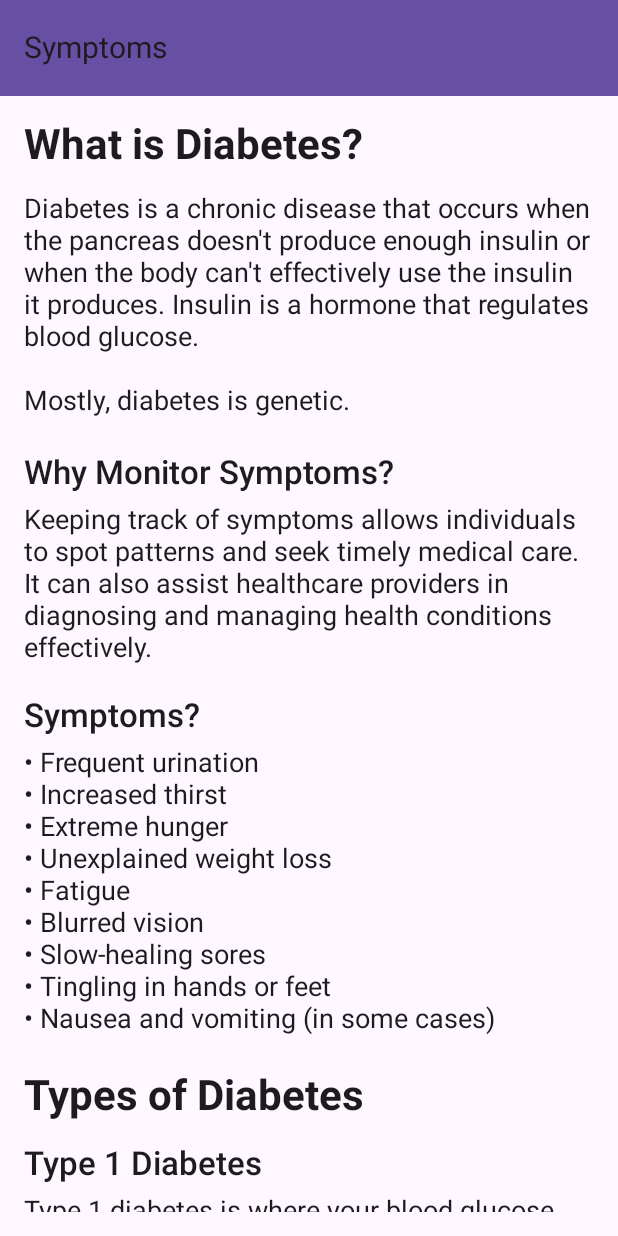
After one commit to kumarharsh3747/SugarCare, an Android app built with Jetpack Compose: the Symptoms screen opened through its navigation route, on a phone screen of 412 x 824 dp. The commit adds this screen. Run offline under Robolectric (Android 15) with nearby library versions, the phone set to English and light mode, and no system bars.

Commit message:
version 3.0.0

```diff
--- a/app/src/main/java/com/example/sugarfree/MainActivity.kt
+++ b/app/src/main/java/com/example/sugarfree/MainActivity.kt
@@ -35,6 +35,13 @@ class MainActivity : ComponentActivity() {
                 composable("fruitlist") {
                     Home2(navController)
                 }
+                composable("healthMonitor") {
+                    HealthMonitor(navController)
+                }
+                composable("symptoms") {
+                    Symptoms()
+                }
+
             }
         }
     }
--- /dev/null
+++ b/app/src/main/java/com/example/sugarfree/Symptoms.kt
@@ -0,0 +1,216 @@
+package com.example.sugarfree
+
+import android.content.Intent
+import android.net.Uri // Add this import for Uri
+import androidx.compose.foundation.layout.*
+import androidx.compose.foundation.rememberScrollState
+import androidx.compose.foundation.text.ClickableText
+import androidx.compose.foundation.verticalScroll
+import androidx.compose.material3.*
+import androidx.compose.runtime.Composable
+import androidx.compose.ui.Modifier
+import androidx.compose.ui.platform.LocalContext
+import androidx.compose.ui.text.AnnotatedString
+import androidx.compose.ui.text.font.FontWeight
+import androidx.compose.ui.tooling.preview.Preview
+import androidx.compose.ui.unit.dp
+import androidx.compose.ui.unit.sp
+
+@OptIn(ExperimentalMaterial3Api::class)
+@Composable
+fun Symptoms() {
+    val context = LocalContext.current // Get the context to use for launching intents
+
+    Scaffold(
+        topBar = {
+            TopAppBar(
+                title = { Text(text = "Symptoms", fontSize = 20.sp) },
+                colors = TopAppBarDefaults.smallTopAppBarColors(
+                    containerColor = MaterialTheme.colorScheme.primary
+                )
+            )
+        }
+    ) { paddingValues ->
+        // Add vertical scroll state to make the page scrollable
+        val scrollState = rememberScrollState()
+
+        Column(
+            modifier = Modifier
+                .fillMaxSize()
+                .padding(paddingValues)
+                .padding(16.dp)
+                .verticalScroll(scrollState)  // Make content scrollable
+        ) {
+            // Heading
+            Text(text = "What is Diabetes?", fontSize = 28.sp, fontWeight = FontWeight.Bold)
+            Spacer(modifier = Modifier.height(16.dp))
+
+            // Paragraph
+            Text(
+                text = "Diabetes is a chronic disease that occurs when the pancreas doesn't produce enough insulin or when the body can't effectively use the insulin it produces. Insulin is a hormone that regulates blood glucose. \n\nMostly, diabetes is genetic.",
+                fontSize = 18.sp
+            )
+            Spacer(modifier = Modifier.height(24.dp))
+
+            // Subheading1
+            Text(text = "Why Monitor Symptoms?", fontSize = 22.sp, fontWeight = FontWeight.SemiBold)
+            Spacer(modifier = Modifier.height(8.dp))
+
+            Text(
+                text = "Keeping track of symptoms allows individuals to spot patterns and seek timely medical care. " +
+                        "It can also assist healthcare providers in diagnosing and managing health conditions effectively.\n",
+                fontSize = 18.sp
+            )
+
+            // Subheading 1.1
+            Text(text = "Symptoms?", fontSize = 22.sp, fontWeight = FontWeight.SemiBold)
+            Spacer(modifier = Modifier.height(8.dp))
+
+            Text(
+                text = "• Frequent urination\n" +
+                        "• Increased thirst\n" +
+                        "• Extreme hunger\n" +
+                        "• Unexplained weight loss\n" +
+                        "• Fatigue\n" +
+                        "• Blurred vision\n" +
+                        "• Slow-healing sores\n" +
+                        "• Tingling in hands or feet\n" +
+                        "• Nausea and vomiting (in some cases)",
+                fontSize = 18.sp
+            )
+            Spacer(modifier = Modifier.height(24.dp))
+
+            // Heading2
+            Text(text = "Types of Diabetes", fontSize = 28.sp, fontWeight = FontWeight.Bold)
+            Spacer(modifier = Modifier.height(16.dp))
+
+            // Subheading 2.1
+            Text(text = "Type 1 Diabetes", fontSize = 22.sp, fontWeight = FontWeight.SemiBold)
+            Spacer(modifier = Modifier.height(8.dp))
+
+            Text(
+                text = "Type 1 diabetes is where your blood glucose (sugar) level is too high because your body can’t make a hormone called insulin. \n\n" +
+                        "This happens because your body attacks the cells in your pancreas that make insulin, meaning you can’t produce any at all.",
+                fontSize = 18.sp
+            )
+
+            // Subheading 2.2
+            Text(text = "\nType 2 Diabetes", fontSize = 22.sp, fontWeight = FontWeight.SemiBold)
+            Spacer(modifier = Modifier.height(8.dp))
+
+            Text(
+                text = "With type 2 diabetes the insulin your pancreas makes can’t work properly, or your pancreas can’t make enough insulin. This means your blood glucose (sugar) levels keep rising.  \n\n" +
+                        "Around 90% of people with diabetes in the UK have type 2. It is serious condition and can be lifelong.",
+                fontSize = 18.sp
+            )
+
+            // Subheading 2.3
+            Text(text = "\nGestational diabetes", fontSize = 22.sp, fontWeight = FontWeight.SemiBold)
+            Spacer(modifier = Modifier.height(8.dp))
+
+            Text(
+                text = "Gestational diabetes is diabetes that can develop during pregnancy. It affects women who haven't been affected by diabetes before. It means you have high blood sugar and need to take extra care of yourself and your bump. This will include eating well and keeping active.\n\n" +
+                        "It usually goes away again after giving birth. It is usually diagnosed from a blood test 24 to 28 weeks into pregnancy.",
+                fontSize = 18.sp
+            )
+
+            // Subheading 2.4
+            Text(text = "\nSome other diabetes", fontSize = 22.sp, fontWeight = FontWeight.SemiBold)
+            Spacer(modifier = Modifier.height(8.dp))
+
+            // Clickable text for MODY
+            ClickableText(
+                text = AnnotatedString("Maturity onset diabetes of the young (MODY)\n"),
+                style = LocalTextStyle.current.copy(fontSize = 18.sp, color = MaterialTheme.colorScheme.primary),
+                onClick = {
+                    // Open MODY page in browser
+                    val intent = Intent(Intent.ACTION_VIEW, Uri.parse("https://www.diabetes.org.uk/about-diabetes/other-types-of-diabetes/mody"))
+                    context.startActivity(intent)
+                }
+            )
+
+            // Clickable text for Neonatal diabetes
+            ClickableText(
+                text = AnnotatedString("Neonatal diabetes\n"),
+                style = LocalTextStyle.current.copy(fontSize = 18.sp, color = MaterialTheme.colorScheme.primary),
+                onClick = {
+                    // Open MODY page in browser
+                    val intent = Intent(Intent.ACTION_VIEW, Uri.parse("https://www.diabetes.org.uk/about-diabetes/other-types-of-diabetes/neonatal-diabetes"))
+                    context.startActivity(intent)
+                }
+            )
+
+            // Clickable text for Wolfram Syndrome
+            ClickableText(
+                text = AnnotatedString("Wolfram Syndrome\n"),
+                style = LocalTextStyle.current.copy(fontSize = 18.sp, color = MaterialTheme.colorScheme.primary),
+                onClick = {
+                    // Open MODY page in browser
+                    val intent = Intent(Intent.ACTION_VIEW, Uri.parse("https://www.diabetes.org.uk/about-diabetes/other-types-of-diabetes/wolfram-syndrome"))
+                    context.startActivity(intent)
+                }
+            )
+
+            // Clickable text for Alström Syndrome
+            ClickableText(
+                text = AnnotatedString("Alström Syndrome\n"),
+                style = LocalTextStyle.current.copy(fontSize = 18.sp, color = MaterialTheme.colorScheme.primary),
+                onClick = {
+                    // Open MODY page in browser
+                    val intent = Intent(Intent.ACTION_VIEW, Uri.parse("https://www.diabetes.org.uk/about-diabetes/other-types-of-diabetes/alstrom-syndrome"))
+                    context.startActivity(intent)
+                }
+            )
+
+            // Clickable text for Latent Autoimmune diabetes in Adults (LADA)
+            ClickableText(
+                text = AnnotatedString("Latent Autoimmune diabetes in Adults (LADA)\n"),
+                style = LocalTextStyle.current.copy(fontSize = 18.sp, color = MaterialTheme.colorScheme.primary),
+                onClick = {
+                    // Open MODY page in browser
+                    val intent = Intent(Intent.ACTION_VIEW, Uri.parse("https://www.diabetes.org.uk/about-diabetes/other-types-of-diabetes/latent-autoimmune-diabetes"))
+                    context.startActivity(intent)
+                }
+            )
+
+            // Clickable text for Type 3c diabetes
+            ClickableText(
+                text = AnnotatedString("Type 3c diabetes\n"),
+                style = LocalTextStyle.current.copy(fontSize = 18.sp, color = MaterialTheme.colorScheme.primary),
+                onClick = {
+                    // Open MODY page in browser
+                    val intent = Intent(Intent.ACTION_VIEW, Uri.parse("https://www.diabetes.org.uk/about-diabetes/other-types-of-diabetes/type3c-diabetes"))
+                    context.startActivity(intent)
+                }
+            )
+
+            // Clickable text for Steroid-induced diabetes
+            ClickableText(
+                text = AnnotatedString("Steroid-induced diabetes\n"),
+                style = LocalTextStyle.current.copy(fontSize = 18.sp, color = MaterialTheme.colorScheme.primary),
+                onClick = {
+                    // Open MODY page in browser
+                    val intent = Intent(Intent.ACTION_VIEW, Uri.parse("https://www.diabetes.org.uk/about-diabetes/other-types-of-diabetes/steroid-induced-diabetes"))
+                    context.startActivity(intent)
+                }
+            )
+
+            // Clickable text for Cystic fibrosis diabetes
+            ClickableText(
+                text = AnnotatedString("Cystic fibrosis diabetes"),
+                style = LocalTextStyle.current.copy(fontSize = 18.sp, color = MaterialTheme.colorScheme.primary),
+                onClick = {
+                    // Open MODY page in browser
+                    val intent = Intent(Intent.ACTION_VIEW, Uri.parse("https://www.diabetes.org.uk/about-diabetes/other-types-of-diabetes/cystic-fibrosis-diabetes"))
+                    context.startActivity(intent)
+                }
+            )
+        }
+    }
+}
+
+@Preview(showBackground = true)
+@Composable
+fun SymptomsPreview() {
+    Symptoms()
+}
--- a/app/src/main/java/com/example/sugarfree/home.kt
+++ b/app/src/main/java/com/example/sugarfree/home.kt
@@ -47,12 +47,12 @@ fun Home(navController: NavController) {
         bottomBar = { BottomNavigationBar(navController) },
         floatingActionButton = {
             FloatingActionButton(
-                onClick = { navController.navigate("ChatBot") },
+                onClick = { navController.navigate("healthMonitor") },
                 modifier = Modifier.padding(16.dp)
             ) {
                 Icon(
                     imageVector = Icons.Filled.Chat,
-                    contentDescription = "Chatbot",
+                    contentDescription = "Health Monitor",
                     tint = MaterialTheme.colorScheme.onSecondary
                 )
             }
```
Also changed, not shown: app/src/main/java/com/example/sugarfree/ECommercePage.kt (+44 -21 lines), app/src/main/java/com/example/sugarfree/Foodscanner.kt (+72 -57 lines), app/src/main/java/com/example/sugarfree/HealthMonitor.kt (added, +119 -0 lines).
